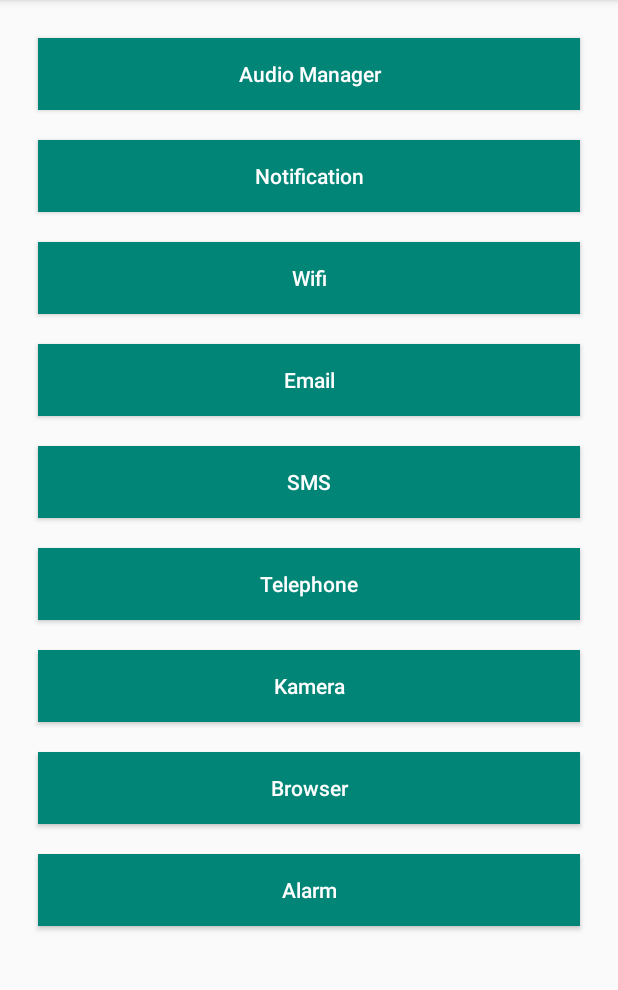
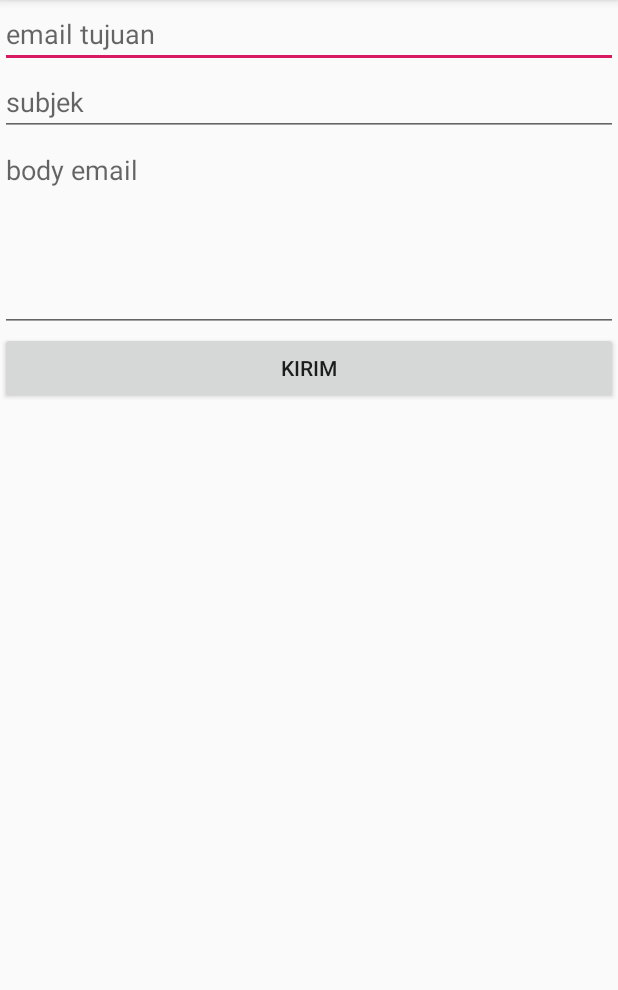
Before and after one commit to slamet33/IntentImplicit_IMAStudio, an Android app: the screen it shows after launch (MainActivity before the commit, EmailActivity after it), after a tap on "Email", on a phone screen of 412 x 824 dp, the part 84-1074 px from its top. Run offline under Robolectric (Android 15) with nearby library versions, the phone set to English and light mode, and no system bars; our stand-ins replace ButterKnife.

Commit message:
Email Done

```diff
--- a/app/src/main/java/id/slametriyadi/intentimplicit_imastudio/EmailActivity.java
+++ b/app/src/main/java/id/slametriyadi/intentimplicit_imastudio/EmailActivity.java
@@ -1,14 +1,52 @@
 package id.slametriyadi.intentimplicit_imastudio;
+
+import android.content.Intent;
+import android.os.Bundle;
+import android.text.TextUtils;
+import android.widget.Button;
+import android.widget.EditText;
+import android.widget.Toast;
 
 import androidx.appcompat.app.AppCompatActivity;
 
-import android.os.Bundle;
+import butterknife.BindView;
+import butterknife.ButterKnife;
+import butterknife.OnClick;
 
 public class EmailActivity extends AppCompatActivity {
+
+    @BindView(R.id.edt_email_tujuan)
+    EditText edtEmailTujuan;
+    @BindView(R.id.edt_subjek)
+    EditText edtSubjek;
+    @BindView(R.id.edt_body_email)
+    EditText edtBodyEmail;
+    @BindView(R.id.btn_kirim)
+    Button btnKirim;
 
     @Override
     protected void onCreate(Bundle savedInstanceState) {
         super.onCreate(savedInstanceState);
         setContentView(R.layout.activity_email);
+        ButterKnife.bind(this);
+    }
+
+    @OnClick(R.id.btn_kirim)
+    public void onViewClicked() {
+
+        String email = edtEmailTujuan.getText().toString();
+        String subjek = edtSubjek.getText().toString();
+        String bodyEmail = edtBodyEmail.getText().toString();
+
+        if (TextUtils.isEmpty(email) || TextUtils.isEmpty(subjek) || TextUtils.isEmpty(bodyEmail)) {
+            Toast.makeText(this, "Tidak boleh kosong", Toast.LENGTH_SHORT).show();
+        } else {
+            Intent intent = new Intent(Intent.ACTION_SEND);
+            intent.putExtra(Intent.EXTRA_EMAIL, new String[]{email});
+            intent.putExtra(Intent.EXTRA_SUBJECT, subjek);
+            intent.putExtra(Intent.EXTRA_TEXT, bodyEmail);
+            intent.setType("message/rfc822");
+            startActivity(intent);
+        }
     }
 }
--- a/app/src/main/java/id/slametriyadi/intentimplicit_imastudio/MainActivity.java
+++ b/app/src/main/java/id/slametriyadi/intentimplicit_imastudio/MainActivity.java
@@ -51,6 +51,7 @@ public class MainActivity extends AppCompatActivity {
             case R.id.btn_wifi:
                 break;
             case R.id.btn_email:
+                startActivity(new Intent(this, EmailActivity.class));
                 break;
             case R.id.btn_sms:
                 break;
```
